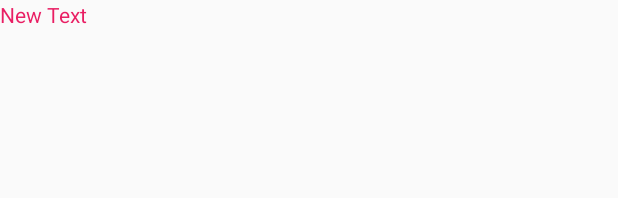
After one commit to LadyWhaleton/Fistbump, an Android app: the layout listview_drawer_item.xml on its own in the app's theme, with its tools: preview values and no code run, on a phone screen of 412 x 824 dp. The commit adds this screen. Shown: the top 198 px of the screen. Run offline under Robolectric (Android 15) with nearby library versions, the light colour scheme and no system bars.

```diff
--- /dev/null
+++ b/app/src/main/res/layout/listview_drawer_item.xml
@@ -0,0 +1,15 @@
+<?xml version="1.0" encoding="utf-8"?>
+<LinearLayout
+    xmlns:android="http://schemas.android.com/apk/res/android"
+    android:orientation="vertical"
+    android:layout_width="match_parent"
+    android:layout_height="match_parent">
+
+    <TextView xmlns:android="http://schemas.android.com/apk/res/android"
+        android:layout_width="fill_parent"
+        android:layout_height="wrap_content"
+        android:text="New Text"
+        android:textColor="@color/pink"
+        android:id="@+id/textView"/>
+
+</LinearLayout>
--- a/app/src/main/res/values/strings.xml
+++ b/app/src/main/res/values/strings.xml
@@ -21,7 +21,7 @@
     <string name="no_friends">You have no friends. :(</string>
     <string name="title_activity_nav_drawer">navDrawer</string>
 
-    <string name="navigation_drawer_open">Open navigation drawer</string>
-    <string name="navigation_drawer_close">Close navigation drawer</string>
+    <string name="navigation_drawer_open">Open</string>
+    <string name="navigation_drawer_close">Close</string>
 
 </resources>
```
Also changed, not shown: app/src/main/res/layout/activity_tabbed_main.xml (+32 -1 lines), app/src/main/res/drawable-hdpi/ic_more_vert_black_24dp.png (deleted), app/src/main/res/drawable-hdpi/ic_settings_black_24dp.png (added).
